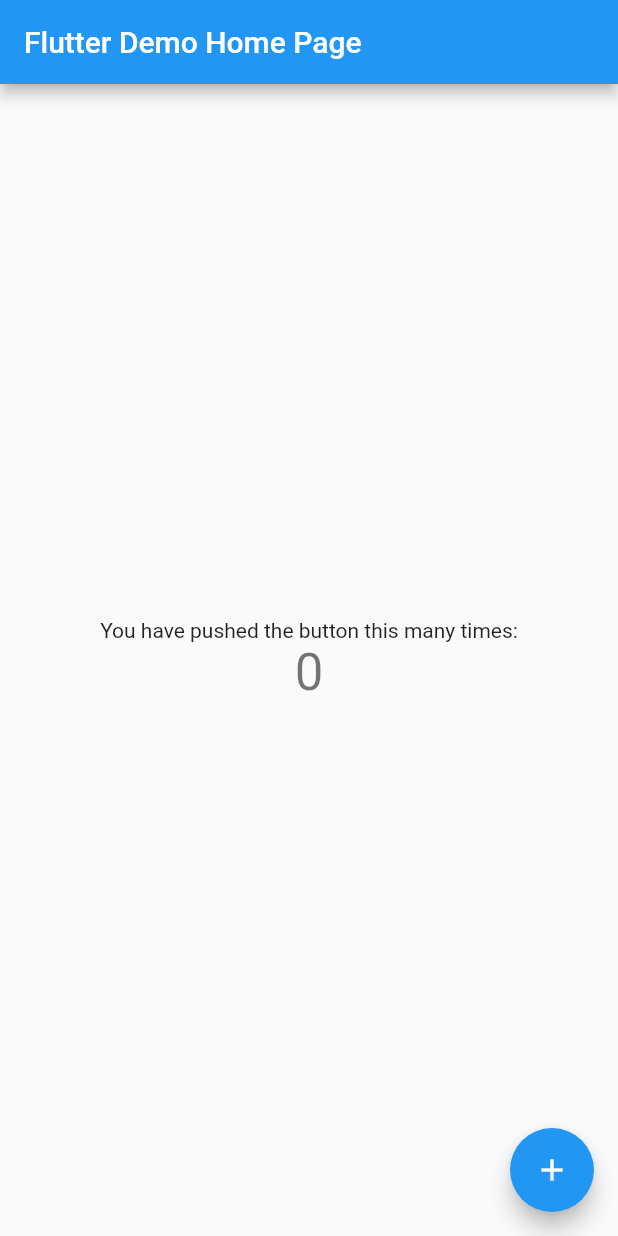
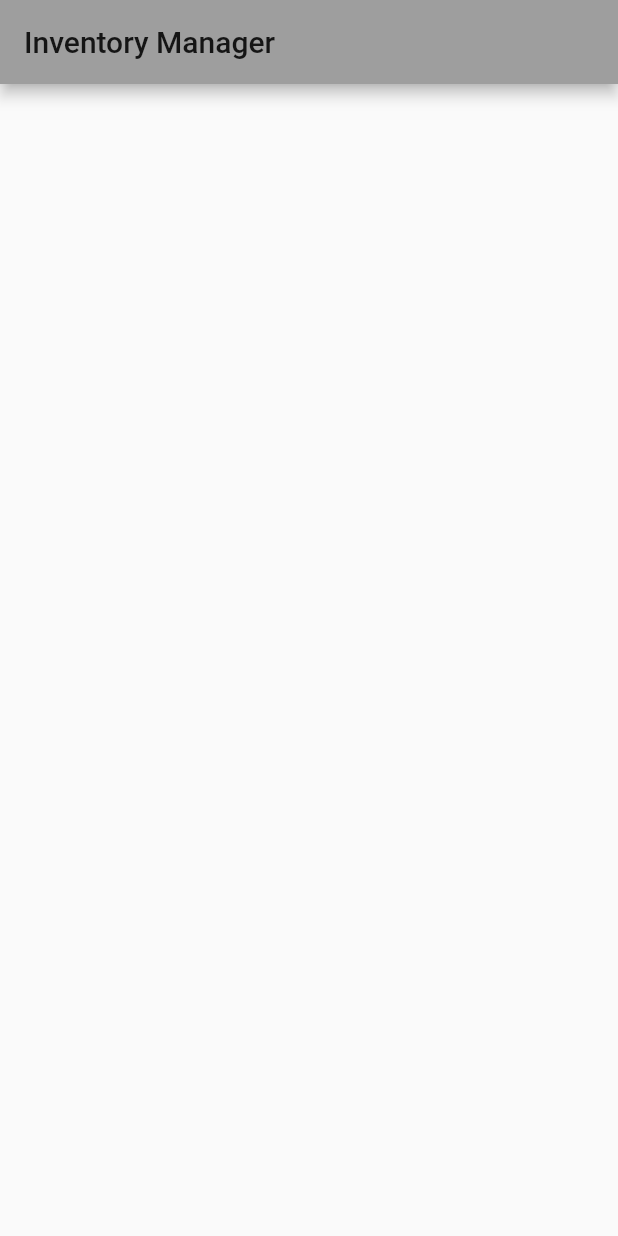
Before and after one commit to MaidSULTANOVIC/inventoryManagerF, a Flutter app: the screen it shows after launch, on a phone screen of 412 x 824 dp. Run offline on Flutter 3.47's test engine with Material 2 defaults, Android fonts, the phone set to English and light mode, and no system bars.

```diff
--- a/lib/main.dart
+++ b/lib/main.dart
@@ -3,39 +3,20 @@ import 'package:flutter/material.dart';
 void main() => runApp(MyApp());
 
 class MyApp extends StatelessWidget {
-  // This widget is the root of your application.
   @override
   Widget build(BuildContext context) {
     return MaterialApp(
       title: 'Flutter Demo',
       theme: ThemeData(
-        // This is the theme of your application.
-        //
-        // Try running your application with "flutter run". You'll see the
-        // application has a blue toolbar. Then, without quitting the app, try
-        // changing the primarySwatch below to Colors.green and then invoke
-        // "hot reload" (press "r" in the console where you ran "flutter run",
-        // or simply save your changes to "hot reload" in a Flutter IDE).
-        // Notice that the counter didn't reset back to zero; the application
-        // is not restarted.
-        primarySwatch: Colors.blue,
+        primarySwatch: Colors.grey,
       ),
-      home: MyHomePage(title: 'Flutter Demo Home Page'),
+      home: MyHomePage(title: 'Inventory Manager'),
     );
   }
 }
 
 class MyHomePage extends StatefulWidget {
   MyHomePage({Key key, this.title}) : super(key: key);
-
-  // This widget is the home page of your application. It is stateful, meaning
-  // that it has a State object (defined below) that contains fields that affect
-  // how it looks.
-
-  // This class is the configuration for the state. It holds the values (in this
-  // case the title) provided by the parent (in this case the App widget) and
-  // used by the build method of the State. Fields in a Widget subclass are
-  // always marked "final".
 
   final String title;
 
@@ -59,53 +40,16 @@ class _MyHomePageState extends State<MyHomePage> {
 
   @override
   Widget build(BuildContext context) {
-    // This method is rerun every time setState is called, for instance as done
-    // by the _incrementCounter method above.
-    //
-    // The Flutter framework has been optimized to make rerunning build methods
-    // fast, so that you can just rebuild anything that needs updating rather
-    // than having to individually change instances of widgets.
     return Scaffold(
       appBar: AppBar(
-        // Here we take the value from the MyHomePage object that was created by
-        // the App.build method, and use it to set our appbar title.
         title: Text(widget.title),
       ),
       body: Center(
-        // Center is a layout widget. It takes a single child and positions it
-        // in the middle of the parent.
         child: Column(
-          // Column is also a layout widget. It takes a list of children and
-          // arranges them vertically. By default, it sizes itself to fit its
-          // children horizontally, and tries to be as tall as its parent.
-          //
-          // Invoke "debug painting" (press "p" in the console, choose the
-          // "Toggle Debug Paint" action from the Flutter Inspector in Android
-          // Studio, or the "Toggle Debug Paint" command in Visual Studio Code)
-          // to see the wireframe for each widget.
-          //
-          // Column has various properties to control how it sizes itself and
-          // how it positions its children. Here we use mainAxisAlignment to
-          // center the children vertically; the main axis here is the vertical
-          // axis because Columns are vertical (the cross axis would be
-          // horizontal).
           mainAxisAlignment: MainAxisAlignment.center,
-          children: <Widget>[
-            Text(
-              'You have pushed the button this many times:',
-            ),
-            Text(
-              '$_counter',
-              style: Theme.of(context).textTheme.display1,
-            ),
-          ],
+          children: <Widget>[],
         ),
       ),
-      floatingActionButton: FloatingActionButton(
-        onPressed: _incrementCounter,
-        tooltip: 'Increment',
-        child: Icon(Icons.add),
-      ), // This trailing comma makes auto-formatting nicer for build methods.
     );
   }
 }
```
Also changed, not shown: 4 other files.
